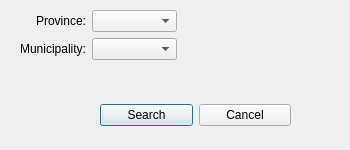
Before: the Qt Designer form view/ui/Search__show_older_teacher_address.ui in albertolicea00/CRUD-PyQt, drawn with Qt 5.
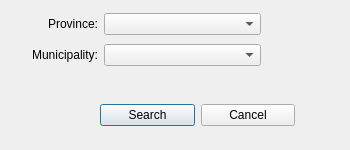
After: the same form once the commit is applied.

Patch:
```diff
--- a/view/ui/Search__show_older_teacher_address.ui
+++ b/view/ui/Search__show_older_teacher_address.ui
@@ -30,7 +30,7 @@
     <rect>
      <x>100</x>
      <y>90</y>
-     <width>191</width>
+     <width>195</width>
      <height>51</height>
     </rect>
    </property>
@@ -62,8 +62,8 @@
     <rect>
      <x>20</x>
      <y>10</y>
-     <width>157</width>
-     <height>51</height>
+     <width>241</width>
+     <height>61</height>
     </rect>
    </property>
    <layout class="QGridLayout" name="gridLayout">
```
